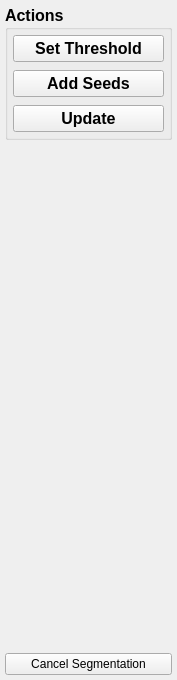
First picture: the form in GUI/Qt/Components/TRGPanel.ui, repository taigw/itksnap_3.2, before the edit.
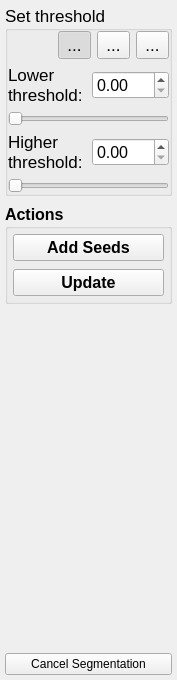
Second picture: the form after the edit. Icons and pictures are not drawn.

Commit message:
Adjust threshold in TRG
add some widgets(slider bar and spin box) to TRGPanel to adjust
threshold

The edit to the form file:
```diff
--- a/GUI/Qt/Components/TRGPanel.ui
+++ b/GUI/Qt/Components/TRGPanel.ui
@@ -26,6 +26,195 @@
    <property name="margin">
     <number>5</number>
    </property>
+   <item>
+    <widget class="QGroupBox" name="groupBox_2">
+     <property name="font">
+      <font>
+       <pointsize>13</pointsize>
+      </font>
+     </property>
+     <property name="title">
+      <string>Set threshold</string>
+     </property>
+     <layout class="QVBoxLayout" name="verticalLayout_3">
+      <property name="margin">
+       <number>0</number>
+      </property>
+      <item>
+       <widget class="QWidget" name="grpThreshMode" native="true">
+        <layout class="QHBoxLayout" name="horizontalLayout">
+         <property name="margin">
+          <number>0</number>
+         </property>
+         <item>
+          <spacer name="horizontalSpacer">
+           <property name="orientation">
+            <enum>Qt::Horizontal</enum>
+           </property>
+           <property name="sizeHint" stdset="0">
+            <size>
+             <width>40</width>
+             <height>20</height>
+            </size>
+           </property>
+          </spacer>
+         </item>
+         <item>
+          <widget class="QToolButton" name="btnThreshLowerUpper">
+           <property name="minimumSize">
+            <size>
+             <width>28</width>
+             <height>28</height>
+            </size>
+           </property>
+           <property name="toolTip">
+            <string>Lower and upper thresholds</string>
+           </property>
+           <property name="text">
+            <string>...</string>
+           </property>
+           <property name="icon">
+            <iconset resource="../Resources/SNAPResources.qrc">
+             <normaloff>:/root/thresh_both.png</normaloff>:/root/thresh_both.png</iconset>
+           </property>
+           <property name="checkable">
+            <bool>true</bool>
+           </property>
+           <property name="checked">
+            <bool>true</bool>
+           </property>
+           <property name="autoExclusive">
+            <bool>true</bool>
+           </property>
+          </widget>
+         </item>
+         <item>
+          <widget class="QToolButton" name="btnThreshLower">
+           <property name="minimumSize">
+            <size>
+             <width>28</width>
+             <height>28</height>
+            </size>
+           </property>
+           <property name="toolTip">
+            <string>Lower threshold</string>
+           </property>
+           <property name="text">
+            <string>...</string>
+           </property>
+           <property name="icon">
+            <iconset resource="../Resources/SNAPResources.qrc">
+             <normaloff>:/root/thresh_lower.png</normaloff>:/root/thresh_lower.png</iconset>
+           </property>
+           <property name="checkable">
+            <bool>true</bool>
+           </property>
+           <property name="autoExclusive">
+            <bool>true</bool>
+           </property>
+          </widget>
+         </item>
+         <item>
+          <widget class="QToolButton" name="btnThreshUpper">
+           <property name="minimumSize">
+            <size>
+             <width>28</width>
+             <height>28</height>
+            </size>
+           </property>
+           <property name="toolTip">
+            <string>Upper threshold</string>
+           </property>
+           <property name="text">
+            <string>...</string>
+           </property>
+           <property name="icon">
+            <iconset resource="../Resources/SNAPResources.qrc">
+             <normaloff>:/root/thresh_upper.png</normaloff>:/root/thresh_upper.png</iconset>
+           </property>
+           <property name="checkable">
+            <bool>true</bool>
+           </property>
+           <property name="autoExclusive">
+            <bool>true</bool>
+           </property>
+          </widget>
+         </item>
+        </layout>
+       </widget>
+      </item>
+      <item>
+       <widget class="QWidget" name="widget" native="true">
+        <layout class="QHBoxLayout" name="horizontalLayout_2">
+         <property name="margin">
+          <number>0</number>
+         </property>
+         <item>
+          <widget class="QLabel" name="label_2">
+           <property name="text">
+            <string>&lt;html&gt;&lt;head/&gt;&lt;body&gt;&lt;p&gt;Lower&lt;br/&gt;threshold:&lt;/p&gt;&lt;/body&gt;&lt;/html&gt;</string>
+           </property>
+          </widget>
+         </item>
+         <item>
+          <widget class="QDoubleSpinBox" name="inThreshLowerSpin">
+           <property name="font">
+            <font>
+             <family>Helvetica</family>
+             <pointsize>12</pointsize>
+             <weight>50</weight>
+             <bold>false</bold>
+            </font>
+           </property>
+          </widget>
+         </item>
+        </layout>
+       </widget>
+      </item>
+      <item>
+       <widget class="QSlider" name="inThreshLowerSlider">
+        <property name="orientation">
+         <enum>Qt::Horizontal</enum>
+        </property>
+       </widget>
+      </item>
+      <item>
+       <widget class="QWidget" name="widget_2" native="true">
+        <layout class="QHBoxLayout" name="horizontalLayout_3">
+         <property name="margin">
+          <number>0</number>
+         </property>
+         <item>
+          <widget class="QLabel" name="label_3">
+           <property name="text">
+            <string>&lt;html&gt;&lt;head/&gt;&lt;body&gt;&lt;p&gt;Higher&lt;br/&gt;threshold:&lt;/p&gt;&lt;/body&gt;&lt;/html&gt;</string>
+           </property>
+          </widget>
+         </item>
+         <item>
+          <widget class="QDoubleSpinBox" name="inThreshUpperSpin">
+           <property name="font">
+            <font>
+             <pointsize>12</pointsize>
+             <weight>50</weight>
+             <bold>false</bold>
+            </font>
+           </property>
+          </widget>
+         </item>
+        </layout>
+       </widget>
+      </item>
+      <item>
+       <widget class="QSlider" name="inThreshUpperSlider">
+        <property name="orientation">
+         <enum>Qt::Horizontal</enum>
+        </property>
+       </widget>
+      </item>
+     </layout>
+    </widget>
+   </item>
    <item>
     <widget class="QGroupBox" name="groupBox">
      <property name="font">
@@ -46,13 +235,6 @@
       <property name="margin">
        <number>5</number>
       </property>
-      <item>
-       <widget class="QPushButton" name="btnSetThreshold">
-        <property name="text">
-         <string>Set Threshold</string>
-        </property>
-       </widget>
-      </item>
       <item>
        <widget class="QPushButton" name="btnAddSeeds">
         <property name="text">
```
The commit also changes 7 other files.
